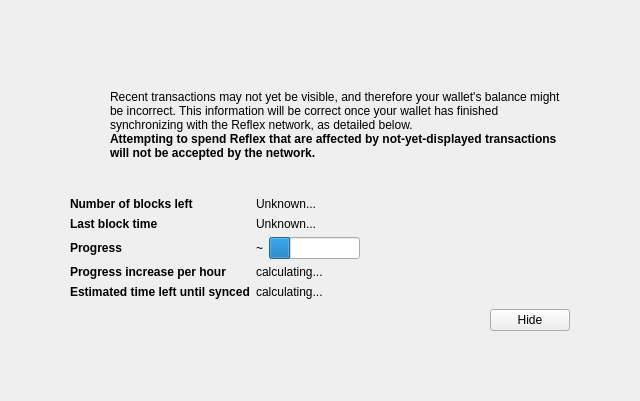
The window that src/qt/forms/modaloverlay.ui (reflexcoin/core) describes before a commit, drawn with Qt 5.
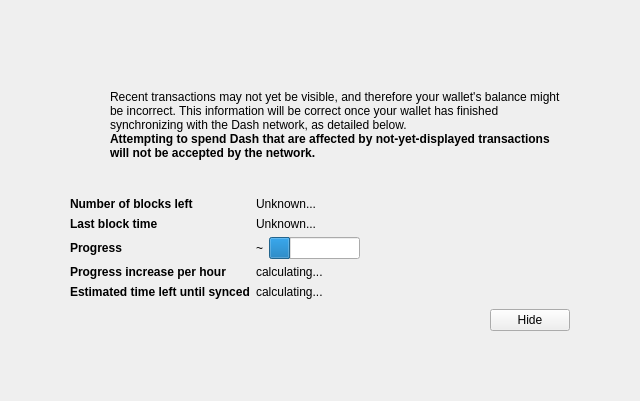
The same window after the commit. Icons and pictures are not drawn. Custom widgets are drawn as their Qt base class.

Patch:
```diff
--- a/src/qt/forms/modaloverlay.ui
+++ b/src/qt/forms/modaloverlay.ui
@@ -128,7 +128,7 @@
              <item>
               <widget class="QLabel" name="infoText">
                <property name="text">
-                <string>Recent transactions may not yet be visible, and therefore your wallet's balance might be incorrect. This information will be correct once your wallet has finished synchronizing with the Reflex network, as detailed below.</string>
+                <string>Recent transactions may not yet be visible, and therefore your wallet's balance might be incorrect. This information will be correct once your wallet has finished synchronizing with the Dash network, as detailed below.</string>
                </property>
                <property name="textFormat">
                 <enum>Qt::RichText</enum>
@@ -147,7 +147,7 @@
                 </font>
                </property>
                <property name="text">
-                <string>Attempting to spend Reflex that are affected by not-yet-displayed transactions will not be accepted by the network.</string>
+                <string>Attempting to spend Dash that are affected by not-yet-displayed transactions will not be accepted by the network.</string>
                </property>
                <property name="textFormat">
                 <enum>Qt::RichText</enum>
```
